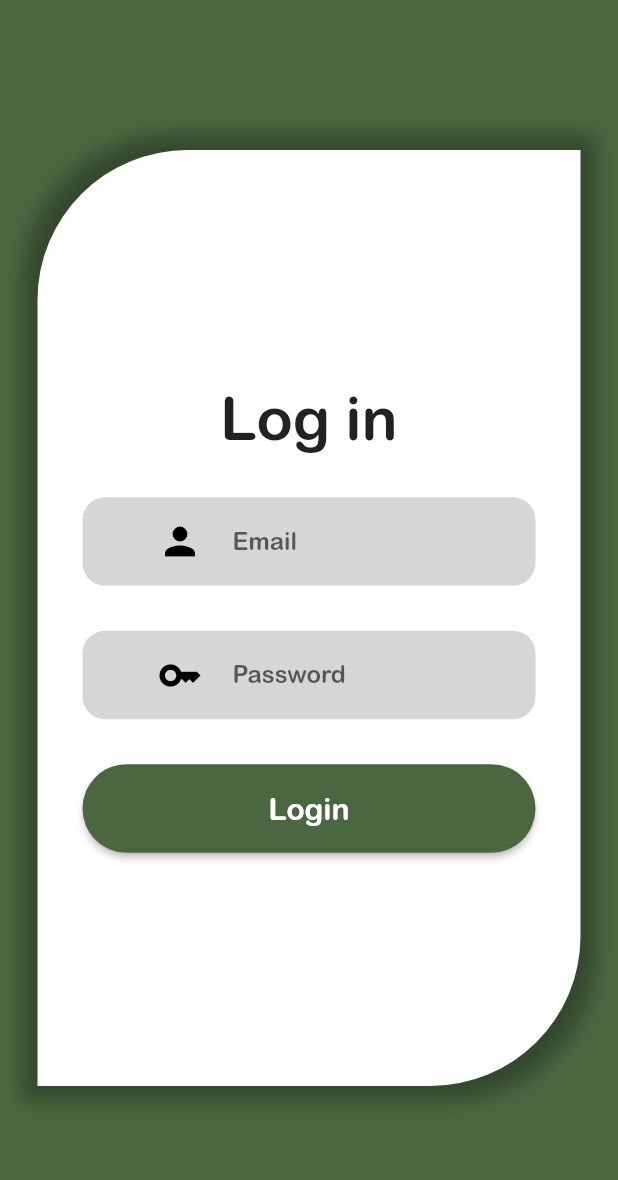
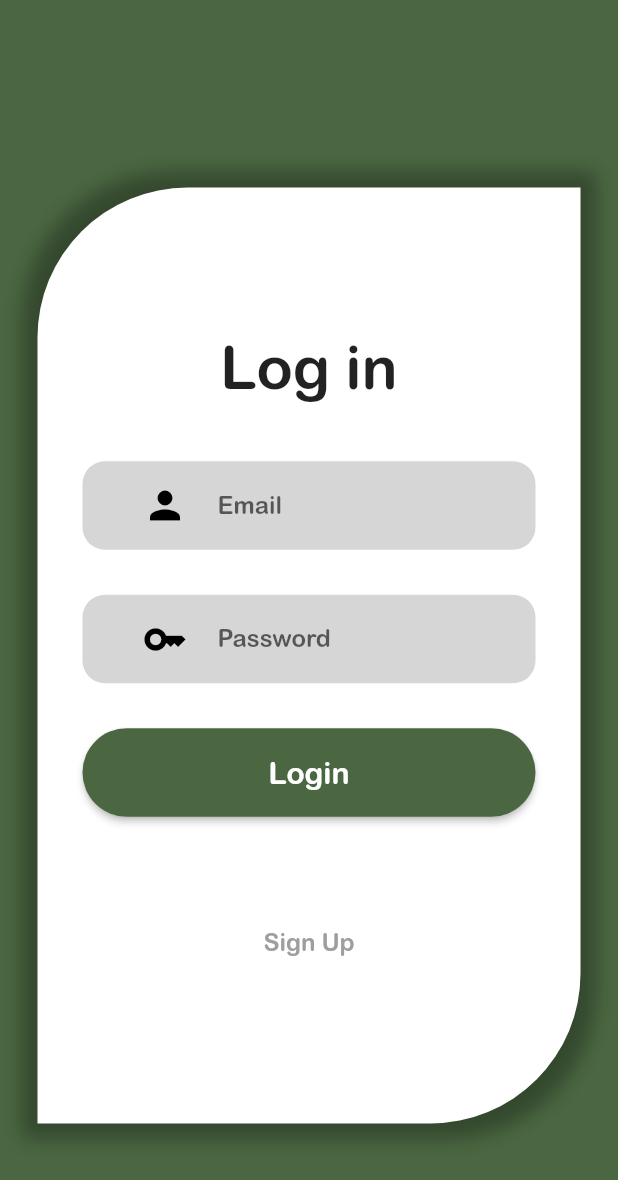
Before and after one commit to muxonn/grow_guard, a Flutter app: the screen it shows after launch, on a phone screen of 412 x 824 dp. Shown: the top 1180 px of the screen. Run offline on Flutter 3.47's test engine with Material 2 defaults, Android fonts, the phone set to English and light mode, and no system bars.

Commit message:
Add alternative logo and resize login block

```diff
--- a/lib/login_page.dart
+++ b/lib/login_page.dart
@@ -8,10 +8,16 @@ class LoginPage extends StatelessWidget {
   Widget build(BuildContext context) {
     final size = MediaQuery.of(context).size;
     return Scaffold(
+      resizeToAvoidBottomInset: false,
       backgroundColor: forestGreen,
-      body: Center(
+      body: Column(
+        mainAxisAlignment: MainAxisAlignment.center,
+        children: [
+          Align(
+            alignment: Alignment.bottomCenter,
             child: Container(
-          padding: const EdgeInsets.symmetric(vertical: 40, horizontal: 30),
+              margin: EdgeInsets.only(top: 50),
+              padding: const EdgeInsets.symmetric(horizontal: 30),
               decoration: BoxDecoration(
                 borderRadius: const BorderRadius.only(
                   topLeft: Radius.circular(100),
@@ -36,7 +42,7 @@ class LoginPage extends StatelessWidget {
                     "Log in",
                     style: TextStyle(fontSize: 40),
                   ),
-              SizedBox(height: 30),
+                  SizedBox(height: 40),
                   InputBox(text: "Email", icon: Icons.person),
                   SizedBox(height: 30),
                   InputBox(text: "Password", icon: Icons.key),
@@ -51,13 +57,25 @@ class LoginPage extends StatelessWidget {
                         ),
                         backgroundColor: forestGreen,
                       ),
+                      //TODO Add login to firebase
                       onPressed: () {},
-                  child: const Text("Login", style: TextStyle(fontSize: 20)),
+                      child:
+                          const Text("Login", style: TextStyle(fontSize: 20)),
+                    ),
+                  ),
+                  SizedBox(height: 60),
+                  TextButton(
+                    onPressed: () {},
+                    child: Text(
+                      "Sign Up",
+                      style: TextStyle(color: Colors.grey, fontSize: 16),
                     ),
                   )
                 ],
               ),
             ),
+          ),
+        ],
       ),
     );
   }
@@ -93,7 +111,7 @@ class InputBox extends StatelessWidget {
           ),
           hintText: text,
           prefixIcon: Padding(
-            padding: const EdgeInsets.only(left: 50, right: 20),
+            padding: const EdgeInsets.only(left: 40, right: 20),
             child: Icon(
               icon,
               color: Colors.black,
--- a/pubspec.yaml
+++ b/pubspec.yaml
@@ -58,6 +58,7 @@ flutter:
   assets:
     - assets/images/logo.png
     - assets/images/logo-simple.png
+    - assets/images/logo-simple-alternative.png
     - assets/images/pleurotus-eryngii.png
     - assets/images/news-infection.png
 
```
Also changed, not shown: assets/images/logo-simple-alternative.png (added). Lines whose indentation alone changed are shown as unchanged.
